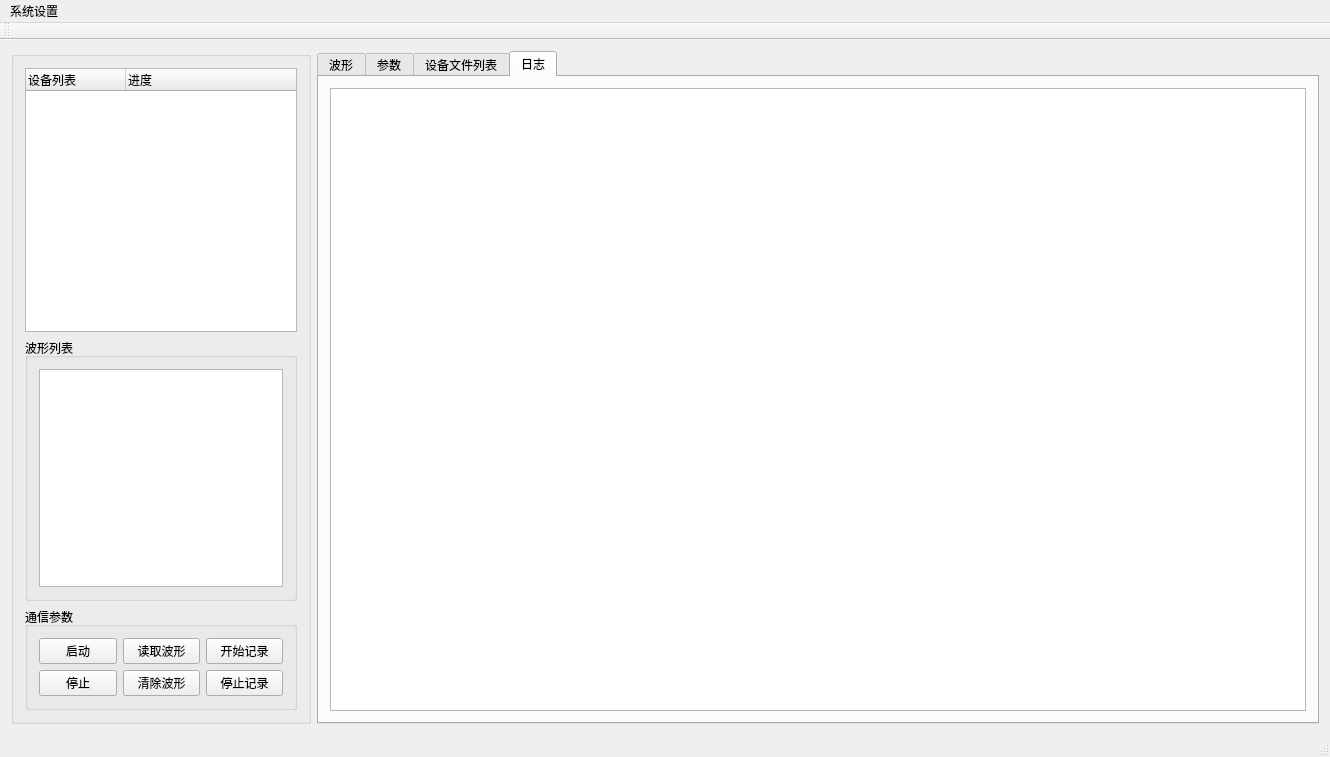
This is mainwindow.ui in byteman/bullet as Qt 5 draws it before an edit. The edited form follows.
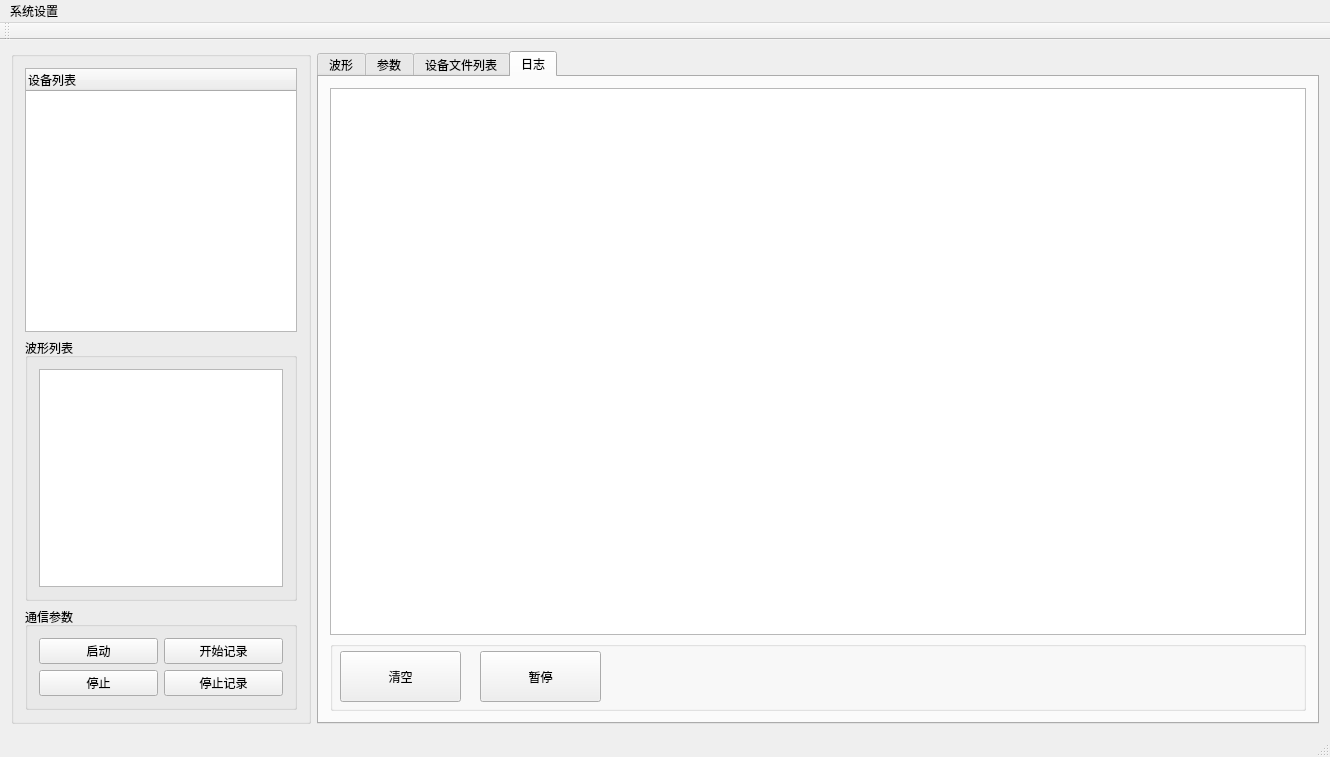
This is the edited form. The open tabs and pages were chosen to show the change. Custom widgets are drawn as their Qt base class.

What changed in the file:
```diff
--- a/mainwindow.ui
+++ b/mainwindow.ui
@@ -52,11 +52,6 @@
            <string>设备列表</string>
           </property>
          </column>
-         <column>
-          <property name="text">
-           <string>进度</string>
-          </property>
-         </column>
         </widget>
        </item>
        <item>
@@ -77,20 +72,13 @@
           <string>通信参数</string>
          </property>
          <layout class="QGridLayout" name="gridLayout">
-          <item row="0" column="2">
+          <item row="0" column="1">
            <widget class="QPushButton" name="btnStart">
             <property name="text">
              <string>开始记录</string>
             </property>
            </widget>
           </item>
-          <item row="1" column="1">
-           <widget class="QPushButton" name="btnSaveWave">
-            <property name="text">
-             <string>清除波形</string>
-            </property>
-           </widget>
-          </item>
           <item row="0" column="0">
            <widget class="QPushButton" name="btnWaveStart">
             <property name="text">
@@ -98,20 +86,13 @@
             </property>
            </widget>
           </item>
-          <item row="1" column="2">
+          <item row="1" column="1">
            <widget class="QPushButton" name="btnStop_2">
             <property name="text">
              <string>停止记录</string>
             </property>
            </widget>
           </item>
-          <item row="0" column="1">
-           <widget class="QPushButton" name="btnReadWave">
-            <property name="text">
-             <string>读取波形</string>
-            </property>
-           </widget>
-          </item>
           <item row="1" column="0">
            <widget class="QPushButton" name="btnStop">
             <property name="text">
@@ -710,6 +691,57 @@
         <item>
          <widget class="QTextEdit" name="txtLog"/>
         </item>
+        <item>
+         <widget class="QGroupBox" name="groupBox_8">
+          <property name="minimumSize">
+           <size>
+            <width>0</width>
+            <height>70</height>
+           </size>
+          </property>
+          <property name="title">
+           <string/>
+          </property>
+          <widget class="QPushButton" name="pushButton">
+           <property name="geometry">
+            <rect>
+             <x>10</x>
+             <y>10</y>
+             <width>121</width>
+             <height>51</height>
+            </rect>
+           </property>
+           <property name="minimumSize">
+            <size>
+             <width>0</width>
+             <height>50</height>
+            </size>
+           </property>
+           <property name="text">
+            <string>清空</string>
+           </property>
+          </widget>
+          <widget class="QPushButton" name="pushButton_2">
+           <property name="geometry">
+            <rect>
+             <x>150</x>
+             <y>10</y>
+             <width>121</width>
+             <height>51</height>
+            </rect>
+           </property>
+           <property name="minimumSize">
+            <size>
+             <width>0</width>
+             <height>50</height>
+            </size>
+           </property>
+           <property name="text">
+            <string>暂停</string>
+           </property>
+          </widget>
+         </widget>
+        </item>
        </layout>
       </widget>
      </widget>
```
Left out of the diff: 6 changed lines with no effect on the pictures.
